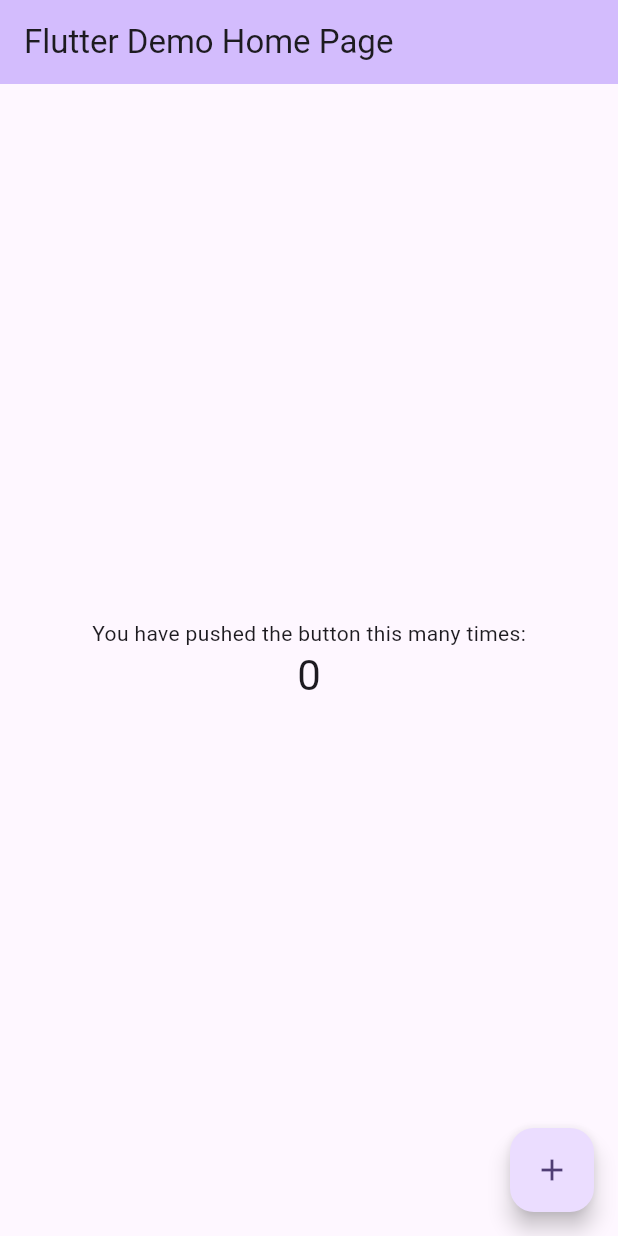
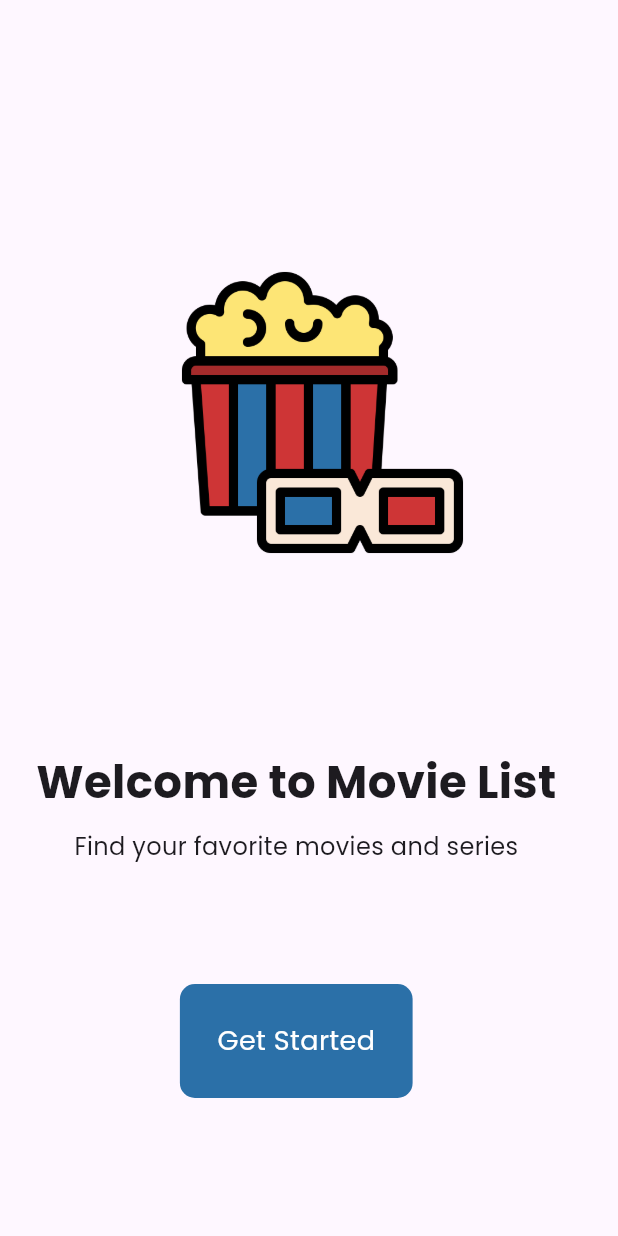
Before and after one commit to NaufalFadhiil/dicoding-movie-list, a Flutter app: the screen it shows after launch, on a phone screen of 412 x 824 dp. Run offline on Flutter 3.47's test engine with Material 3 defaults, Android fonts, the phone set to English and light mode, and no system bars.

Commit message:
Create Start Page

```diff
--- a/lib/main.dart
+++ b/lib/main.dart
@@ -1,4 +1,5 @@
 import 'package:flutter/material.dart';
+import 'package:movie_list/pages/start_page.dart';
 
 void main() {
   runApp(const MyApp());
@@ -10,113 +11,9 @@ class MyApp extends StatelessWidget {
   // This widget is the root of your application.
   @override
   Widget build(BuildContext context) {
-    return MaterialApp(
-      title: 'Flutter Demo',
-      theme: ThemeData(
-        // This is the theme of your application.
-        //
-        // TRY THIS: Try running your application with "flutter run". You'll see
-        // the application has a purple toolbar. Then, without quitting the app,
-        // try changing the seedColor in the colorScheme below to Colors.green
-        // and then invoke "hot reload" (save your changes or press the "hot
-        // reload" button in a Flutter-supported IDE, or press "r" if you used
-        // the command line to start the app).
-        //
-        // Notice that the counter didn't reset back to zero; the application
-        // state is not lost during the reload. To reset the state, use hot
-        // restart instead.
-        //
-        // This works for code too, not just values: Most code changes can be
-        // tested with just a hot reload.
-        colorScheme: ColorScheme.fromSeed(seedColor: Colors.deepPurple),
-      ),
-      home: const MyHomePage(title: 'Flutter Demo Home Page'),
+    return const MaterialApp(
+      debugShowCheckedModeBanner: false,
+      home: StartPage(),
     );
   }
 }
-
-class MyHomePage extends StatefulWidget {
-  const MyHomePage({super.key, required this.title});
-
-  // This widget is the home page of your application. It is stateful, meaning
-  // that it has a State object (defined below) that contains fields that affect
-  // how it looks.
-
-  // This class is the configuration for the state. It holds the values (in this
-  // case the title) provided by the parent (in this case the App widget) and
-  // used by the build method of the State. Fields in a Widget subclass are
-  // always marked "final".
-
-  final String title;
-
-  @override
-  State<MyHomePage> createState() => _MyHomePageState();
-}
-
-class _MyHomePageState extends State<MyHomePage> {
-  int _counter = 0;
-
-  void _incrementCounter() {
-    setState(() {
-      // This call to setState tells the Flutter framework that something has
-      // changed in this State, which causes it to rerun the build method below
-      // so that the display can reflect the updated values. If we changed
-      // _counter without calling setState(), then the build method would not be
-      // called again, and so nothing would appear to happen.
-      _counter++;
-    });
-  }
-
-  @override
-  Widget build(BuildContext context) {
-    // This method is rerun every time setState is called, for instance as done
-    // by the _incrementCounter method above.
-    //
-    // The Flutter framework has been optimized to make rerunning build methods
-    // fast, so that you can just rebuild anything that needs updating rather
-    // than having to individually change instances of widgets.
-    return Scaffold(
-      appBar: AppBar(
-        // TRY THIS: Try changing the color here to a specific color (to
-        // Colors.amber, perhaps?) and trigger a hot reload to see the AppBar
-        // change color while the other colors stay the same.
-        backgroundColor: Theme.of(context).colorScheme.inversePrimary,
-        // Here we take the value from the MyHomePage object that was created by
-        // the App.build method, and use it to set our appbar title.
-        title: Text(widget.title),
-      ),
-      body: Center(
-        // Center is a layout widget. It takes a single child and positions it
-        // in the middle of the parent.
-        child: Column(
-          // Column is also a layout widget. It takes a list of children and
-          // arranges them vertically. By default, it sizes itself to fit its
-          // children horizontally, and tries to be as tall as its parent.
-          //
-          // Column has various properties to control how it sizes itself and
-          // how it positions its children. Here we use mainAxisAlignment to
-          // center the children vertically; the main axis here is the vertical
-          // axis because Columns are vertical (the cross axis would be
-          // horizontal).
-          //
-          // TRY THIS: Invoke "debug painting" (choose the "Toggle Debug Paint"
-          // action in the IDE, or press "p" in the console), to see the
-          // wireframe for each widget.
-          mainAxisAlignment: MainAxisAlignment.center,
-          children: <Widget>[
-            const Text('You have pushed the button this many times:'),
-            Text(
-              '$_counter',
-              style: Theme.of(context).textTheme.headlineMedium,
-            ),
-          ],
-        ),
-      ),
-      floatingActionButton: FloatingActionButton(
-        onPressed: _incrementCounter,
-        tooltip: 'Increment',
-        child: const Icon(Icons.add),
-      ), // This trailing comma makes auto-formatting nicer for build methods.
-    );
-  }
-}
--- /dev/null
+++ b/lib/pages/home_page.dart
@@ -0,0 +1,21 @@
+import 'package:flutter/material.dart';
+
+class HomePage extends StatefulWidget {
+  const HomePage({super.key});
+
+  @override
+  State<HomePage> createState() => _HomePageState();
+}
+
+class _HomePageState extends State<HomePage> {
+  @override
+  Widget build(BuildContext context) {
+    return Scaffold(
+      appBar: AppBar(
+        title: const Text("HomePage"),
+        // Tombol back akan muncul secara otomatis jika halaman ini dipush dari Navigator
+      ),
+      body: const Center(child: Text("Isi Halaman")),
+    );
+  }
+}
--- /dev/null
+++ b/lib/pages/start_page.dart
@@ -0,0 +1,73 @@
+import 'package:flutter/material.dart';
+import 'package:movie_list/pages/home_page.dart';
+
+class StartPage extends StatelessWidget {
+  const StartPage({super.key});
+
+  @override
+  Widget build(BuildContext context) {
+    return Scaffold(
+      body: Column(
+        // LOGO
+        children: [
+          Padding(
+            padding: const EdgeInsets.only(
+              top: 150.0,
+              left: 115.0,
+              right: 80.0,
+            ),
+            child: Image.asset(
+              'lib/images/logo_start.png',
+              width: 200,
+              height: 250,
+            ),
+          ),
+          const Padding(
+            padding: EdgeInsets.only(bottom: 10.0, top: 100.0),
+            child: Text(
+              'Welcome to Movie List',
+              style: TextStyle(
+                fontSize: 30,
+                fontWeight: FontWeight.w700,
+                fontFamily: 'Poppins',
+              ),
+            ),
+          ),
+          Text(
+            'Find your favorite movies and series',
+            style: TextStyle(fontSize: 16, fontFamily: 'Poppins'),
+          ),
+          const SizedBox(height: 80),
+
+          GestureDetector(
+            onTap: () {
+              Navigator.push(
+                context,
+                MaterialPageRoute(builder: (context) => const HomePage()),
+              );
+            },
+            child: Container(
+              decoration: BoxDecoration(
+                borderRadius: BorderRadius.circular(10),
+                color: Color(0xFF2b70a8),
+              ),
+              padding: EdgeInsets.all(25.0),
+              child: const Text(
+                'Get Started',
+                style: TextStyle(
+                  color: Colors.white,
+                  fontSize: 18,
+                  fontFamily: 'Poppins',
+                ),
+              ),
+            ),
+          ),
+        ],
+
+        // Text Welcome User
+
+        // Button Navigation
+      ),
+    );
+  }
+}
```
Also changed, not shown: pubspec.yaml (+9 -10 lines), assets/fonts/Poppins-Bold.ttf (added), assets/fonts/Poppins-Italic.ttf (added), assets/fonts/Poppins-Medium.ttf (added), assets/fonts/Poppins-Regular.ttf (added), lib/images/logo_start.png (added).
